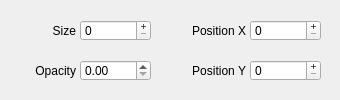
Zalafina/QKeyMapper, file QKeyMapper/qfloatingwindowsetupdialog.ui: the form before one commit.
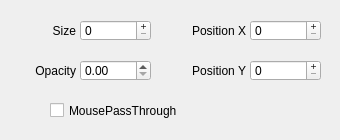
The form after the commit.

Commit message: Add FloatingWindow_MousePassThrough.

The edit to the form file:
```diff
--- a/QKeyMapper/qfloatingwindowsetupdialog.ui
+++ b/QKeyMapper/qfloatingwindowsetupdialog.ui
@@ -7,7 +7,7 @@
     <x>0</x>
     <y>0</y>
     <width>340</width>
-    <height>100</height>
+    <height>140</height>
    </rect>
   </property>
   <property name="sizePolicy">
@@ -19,13 +19,13 @@
   <property name="minimumSize">
    <size>
     <width>340</width>
-    <height>100</height>
+    <height>140</height>
    </size>
   </property>
   <property name="maximumSize">
    <size>
     <width>340</width>
-    <height>100</height>
+    <height>140</height>
    </size>
   </property>
   <property name="windowTitle">
@@ -156,6 +156,22 @@
     <set>Qt::AlignmentFlag::AlignRight|Qt::AlignmentFlag::AlignTrailing|Qt::AlignmentFlag::AlignVCenter</set>
    </property>
   </widget>
+  <widget class="QCheckBox" name="mousePassThroughCheckBox">
+   <property name="geometry">
+    <rect>
+     <x>50</x>
+     <y>100</y>
+     <width>141</width>
+     <height>21</height>
+    </rect>
+   </property>
+   <property name="focusPolicy">
+    <enum>Qt::FocusPolicy::NoFocus</enum>
+   </property>
+   <property name="text">
+    <string>MousePassThrough</string>
+   </property>
+  </widget>
  </widget>
  <resources/>
  <connections/>
```
The commit also changes 11 other files.
